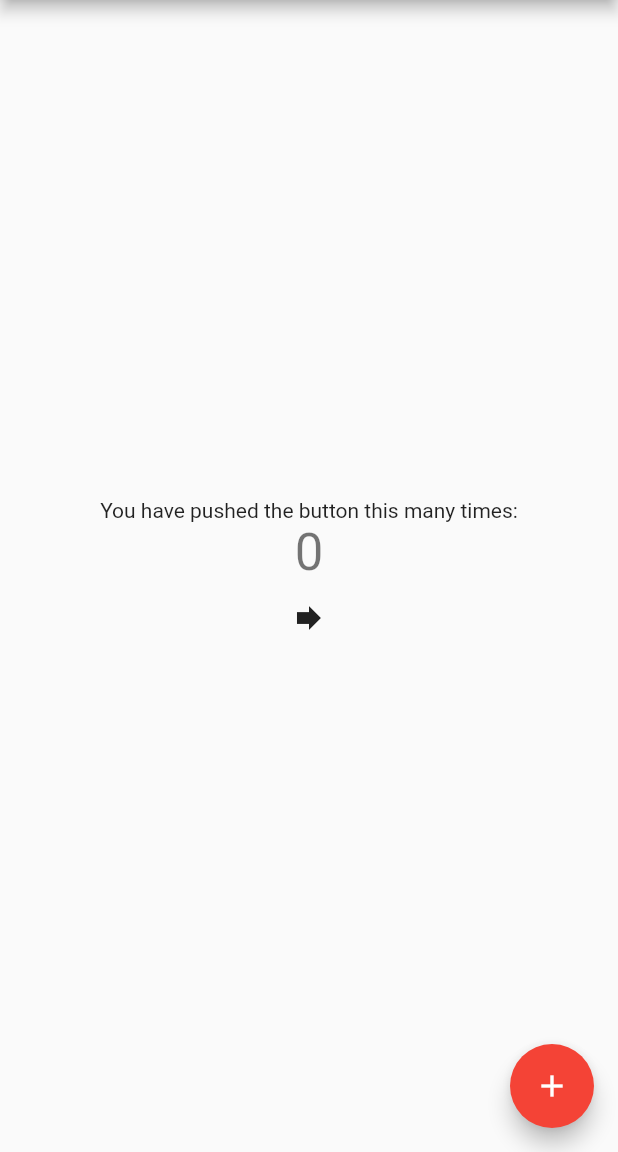
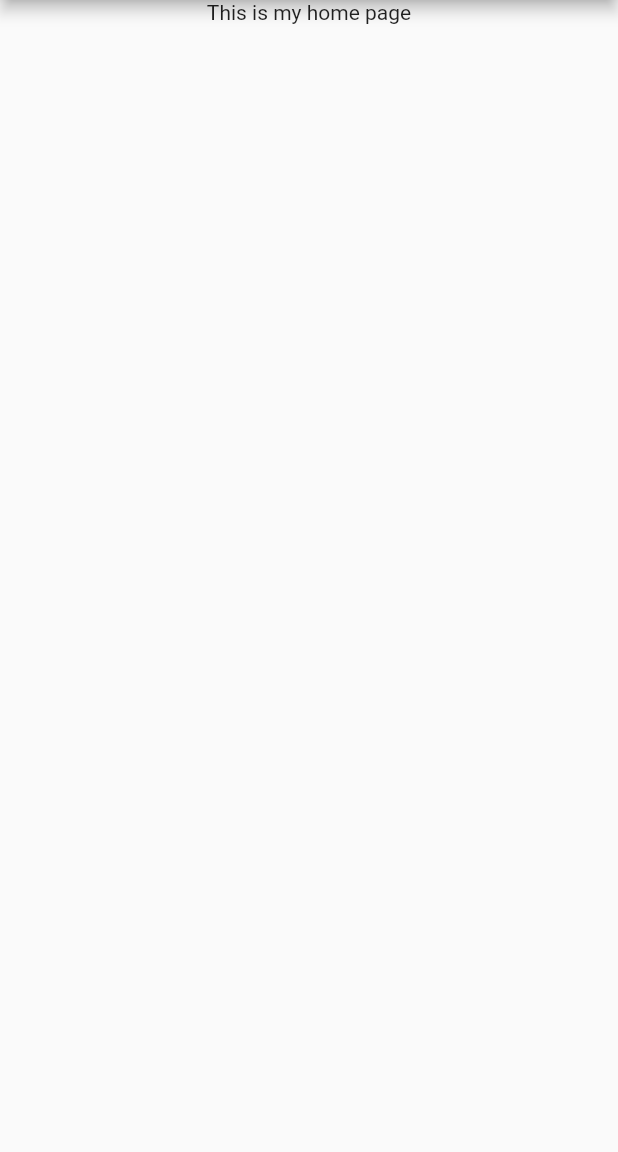
Before and after one commit to nVarap/Slate, a Flutter app: the screen it shows after launch, on a phone screen of 412 x 824 dp, the part 84-1236 px from its top. Run offline on Flutter 3.47's test engine with Material 2 defaults, Android fonts, the light colour scheme and no system bars.

Commit message:
made some changes to the home page.

```diff
--- a/lib/main.dart
+++ b/lib/main.dart
@@ -11,17 +11,8 @@ class MyApp extends StatelessWidget {
   @override
   Widget build(BuildContext context) {
     return MaterialApp(
-      title: 'Flutter Demo',
+      title: 'Slate',
       theme: ThemeData(
-        // This is the theme of your application.
-        //
-        // Try running your application with "flutter run". You'll see the
-        // application has a blue toolbar. Then, without quitting the app, try
-        // changing the primarySwatch below to Colors.green and then invoke
-        // "hot reload" (press "r" in the console where you ran "flutter run",
-        // or simply save your changes to "hot reload" in a Flutter IDE).
-        // Notice that the counter didn't reset back to zero; the application
-        // is not restarted.
         primarySwatch: Colors.red,
       ),
       home: const MyHomePage(title: 'Slate Home Page'),
@@ -31,16 +22,6 @@ class MyApp extends StatelessWidget {
 
 class MyHomePage extends StatefulWidget {
   const MyHomePage({super.key, required this.title});
-
-  // This widget is the home page of your application. It is stateful, meaning
-  // that it has a State object (defined below) that contains fields that affect
-  // how it looks.
-
-  // This class is the configuration for the state. It holds the values (in this
-  // case the title) provided by the parent (in this case the App widget) and
-  // used by the build method of the State. Fields in a Widget subclass are
-  // always marked "final".
-
   final String title;
 
   @override
@@ -52,71 +33,23 @@ class _MyHomePageState extends State<MyHomePage> {
 
   void _incrementCounter() {
     setState(() {
-      // This call to setState tells the Flutter framework that something has
-      // changed in this State, which causes it to rerun the build method below
-      // so that the display can reflect the updated values. If we changed
-      // _counter without calling setState(), then the build method would not be
-      // called again, and so nothing would appear to happen.
       _counter++;
     });
   }
 
   @override
   Widget build(BuildContext context) {
-    // This method is rerun every time setState is called, for instance as done
-    // by the _incrementCounter method above.
-    //
-    // The Flutter framework has been optimized to make rerunning build methods
-    // fast, so that you can just rebuild anything that needs updating rather
-    // than having to individually change instances of widgets.
     return Scaffold(
       appBar: AppBar(
-        // Here we take the value from the MyHomePage object that was created by
-        // the App.build method, and use it to set our appbar title.
         title: Text(widget.title),
       ),
       body: Center(
-        // Center is a layout widget. It takes a single child and positions it
-        // in the middle of the parent.
         child: Column(
-          // Column is also a layout widget. It takes a list of children and
-          // arranges them vertically. By default, it sizes itself to fit its
-          // children horizontally, and tries to be as tall as its parent.
-          //
-          // Invoke "debug painting" (press "p" in the console, choose the
-          // "Toggle Debug Paint" action from the Flutter Inspector in Android
-          // Studio, or the "Toggle Debug Paint" command in Visual Studio Code)
-          // to see the wireframe for each widget.
-          //
-          // Column has various properties to control how it sizes itself and
-          // how it positions its children. Here we use mainAxisAlignment to
-          // center the children vertically; the main axis here is the vertical
-          // axis because Columns are vertical (the cross axis would be
-          // horizontal).
-          mainAxisAlignment: MainAxisAlignment.center,
-          children: <Widget>[
-            const Text(
-              'You have pushed the button this many times:',
-            ),
-            Text(
-              '$_counter',
-              style: Theme.of(context).textTheme.headlineMedium,
-            ),
-            IconButton(
-                onPressed: () {
-                  Navigator.push(context, MaterialPageRoute(builder: (context) {
-                    return const SecondPage(title: 'SecondPage');
-                  }));
-                },
-                icon: Icon(Icons.forward))
+          children: [
+            Text("This is my home page"),
           ],
-        ),
-      ),
-      floatingActionButton: FloatingActionButton(
-        onPressed: _incrementCounter,
-        tooltip: 'Increment',
-        child: const Icon(Icons.add),
-      ), // This trailing comma makes auto-formatting nicer for build methods.
+        )
+      )
     );
   }
 }
@@ -137,3 +70,12 @@ class SecondPage extends StatelessWidget {
                 icon: const Icon(Icons.arrow_back))));
   }
 }
+
+class MyWidget extends StatelessWidget {
+  const MyWidget({super.key});
+
+  @override
+  Widget build(BuildContext context) {
+    return const Placeholder();
+  }
+}
```
